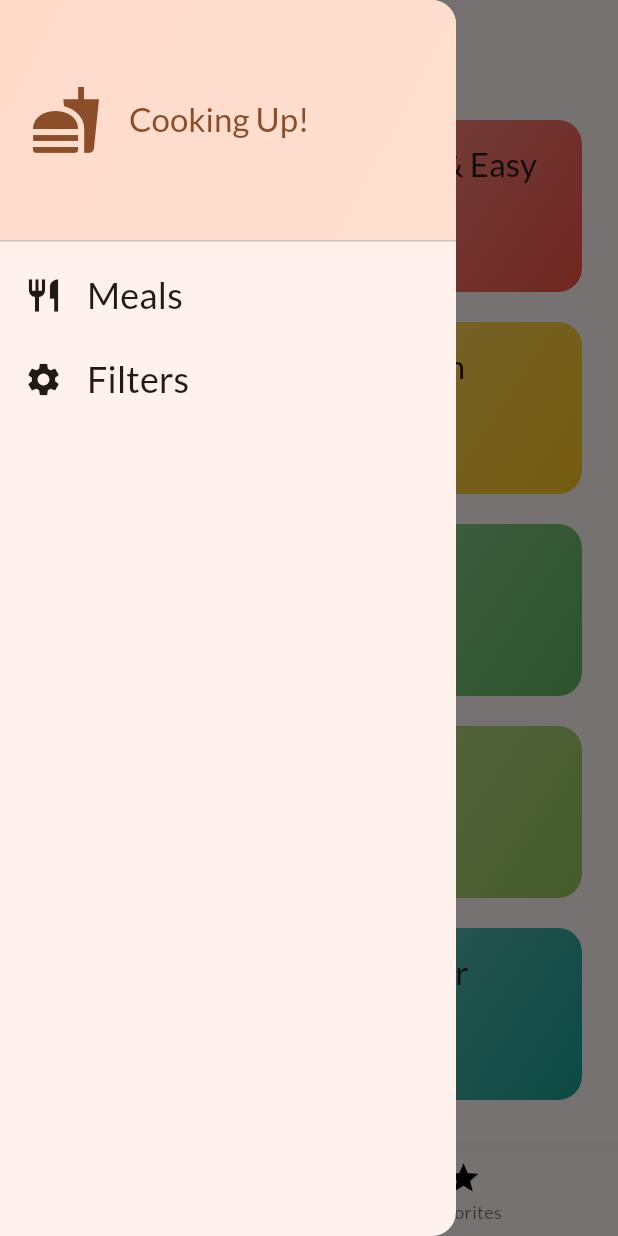
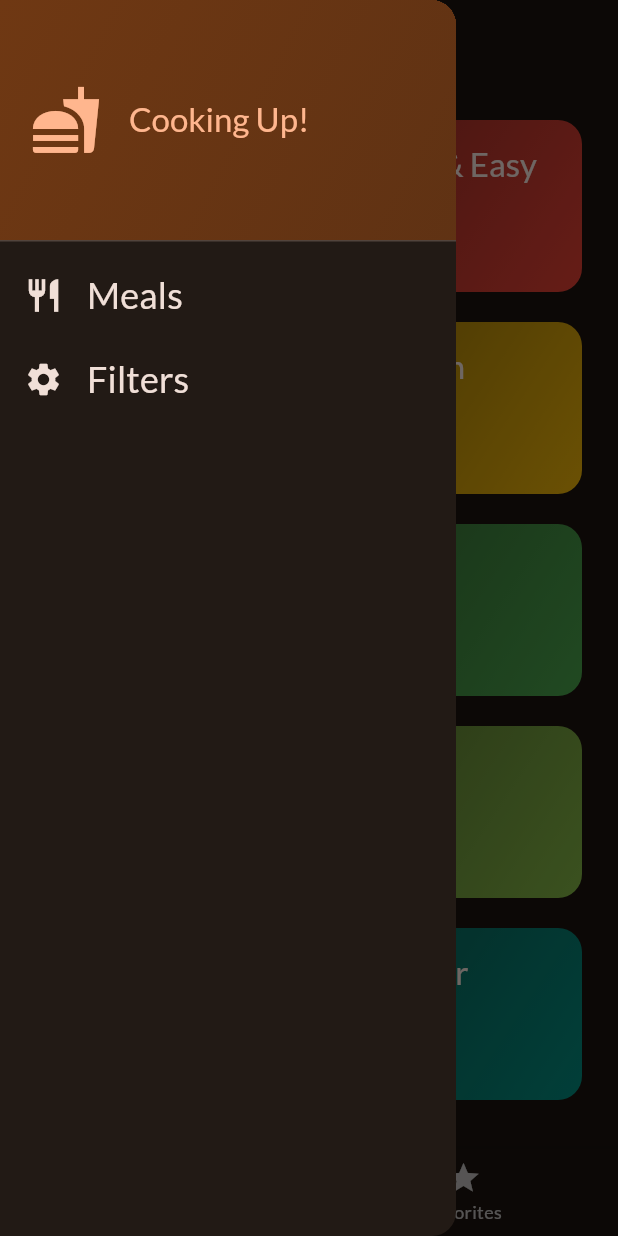
Before and after one commit to UtkarshMishra-git/meals-application, a Flutter app: the screen it shows after launch, with the side drawer open, on a phone screen of 412 x 824 dp. Run offline on Flutter 3.47's test engine with Material 3 defaults, Android fonts, the phone set to English and light mode, and no system bars; our stand-ins replace flutter_riverpod, google_fonts, transparent_image.

```diff
--- a/lib/main.dart
+++ b/lib/main.dart
@@ -1,14 +1,12 @@
 import 'package:flutter/material.dart';
 import 'package:flutter_riverpod/flutter_riverpod.dart';
 import 'package:google_fonts/google_fonts.dart';
-import 'package:meals/data/dummy_data.dart';
-import 'package:meals/screens/categories.dart';
-import 'package:meals/screens/meals.dart';
 import 'package:meals/screens/tabs.dart';
 
 final theme = ThemeData(
   useMaterial3: true,
-  colorScheme: ColorScheme.fromSeed(seedColor: Color.fromARGB(255, 131, 57, 0)),
+  colorScheme: ColorScheme.fromSeed(
+      brightness: Brightness.dark, seedColor: Color.fromARGB(255, 131, 57, 0)),
   textTheme: GoogleFonts.latoTextTheme(),
 );
 void main() {
@@ -27,7 +25,7 @@ class App extends StatelessWidget {
     return MaterialApp(
       // title: 'Flutter Demo',
       theme: theme,
-      home: TabsScreen(),
+      home: const TabsScreen(),
     );
   }
 }
--- a/lib/models/category.dart
+++ b/lib/models/category.dart
@@ -4,7 +4,7 @@ class Category {
   const Category({
     required this.id,
     required this.title,
-    this.color = Colors.amber,
+    this.color = Colors.orange,
   });
 
   final String id;
--- a/lib/providers/filters_provider.dart
+++ b/lib/providers/filters_provider.dart
@@ -17,9 +17,7 @@ class FiltersNotifier extends StateNotifier<Map<Filter, bool>> {
 
   void setFilter(Filter filter, bool isActive) {
     //state[filter]=isActive;//not allowed!=>mutating state
-    state = {
-      ...state,
-    };
+    state = {...state, filter: isActive};
   }
 }
 
@@ -32,10 +30,18 @@ final filteredMealsProvider = Provider((ref) {
   final meals = ref.watch(mealsProvider);
   final activeFilters = ref.watch(filtersProvider);
   return meals.where((meal) {
-    if (activeFilters[Filter.glutenFree]! && !meal.isGlutenFree) return false;
-    if (activeFilters[Filter.lactoseFree]! && !meal.isLactoseFree) return false;
-    if (activeFilters[Filter.vegetarian]! && !meal.isVegetarian) return false;
-    if (activeFilters[Filter.vegan]! && !meal.isVegan) return false;
+    if (activeFilters[Filter.glutenFree]! && !meal.isGlutenFree) {
+      return false;
+    }
+    if (activeFilters[Filter.lactoseFree]! && !meal.isLactoseFree) {
+      return false;
+    }
+    if (activeFilters[Filter.vegetarian]! && !meal.isVegetarian) {
+      return false;
+    }
+    if (activeFilters[Filter.vegan]! && !meal.isVegan) {
+      return false;
+    }
     return true;
   }).toList();
 });
--- a/lib/screens/categories.dart
+++ b/lib/screens/categories.dart
@@ -28,6 +28,12 @@ class _CategoriesScreenState extends State<CategoriesScreen>
       upperBound: 1,
     );
     _animationController.forward();
+  }
+
+  @override
+  void dispose() {
+    _animationController.dispose();
+    super.dispose();
   }
 
   void _selectCategory(BuildContext context, Category category) {
@@ -66,10 +72,26 @@ class _CategoriesScreenState extends State<CategoriesScreen>
             )
         ],
       ),
-      builder: (context, child) => Padding(
-        padding: EdgeInsets.only(top: 100 - _animationController.value * 100),
+      builder: (context, child) => SlideTransition(
+        position: Tween(begin: Offset(0, 0.3), end: Offset(0, 0)).animate(
+            CurvedAnimation(
+                parent: _animationController, curve: Curves.easeInOut)),
+
+        //  Method 2:
+        // _animationController.drive(
+        //   Tween(
+        //     begin: Offset(0, 0.3),
+        //     end: Offset(0,0) //ends on actual positon of grid view
+        //   )
+        // )
         child: child,
       ),
+
+      //Method 3
+      // Padding(
+      //   padding: EdgeInsets.only(top: 100 - _animationController.value * 100),
+      //   child: child,
+      // ),
     );
   }
 }
--- a/lib/screens/filters.dart
+++ b/lib/screens/filters.dart
@@ -1,6 +1,7 @@
 import 'package:flutter/material.dart';
 import 'package:flutter_riverpod/flutter_riverpod.dart';
 import 'package:meals/providers/filters_provider.dart';
+import 'package:meals/screens/tabs.dart';
 
 class FiltersScreen extends ConsumerWidget {
   const FiltersScreen({
@@ -12,7 +13,7 @@ class FiltersScreen extends ConsumerWidget {
     final activeFilters = ref.watch(filtersProvider);
     return Scaffold(
       appBar: AppBar(
-        // leading: BackButton(),
+        // leading: BackButton(onPressed: () => Navigator.of(context).pop()),
         title: const Text('Your Filters'),
       ),
       body: Column(
--- a/lib/screens/meals.dart
+++ b/lib/screens/meals.dart
@@ -18,7 +18,7 @@ class MealsScreen extends StatelessWidget {
   Widget build(BuildContext context) {
     Widget content = ListView.builder(
         itemCount: meals.length,
-        itemBuilder: (crx, index) => MealItem(
+        itemBuilder: (ctx, index) => MealItem(
               meal: meals[index],
               onSelectMeal: (meal) {
                 selectMeal(context, meal);
--- a/lib/screens/tabs.dart
+++ b/lib/screens/tabs.dart
@@ -2,7 +2,6 @@ import 'package:flutter/material.dart';
 import 'package:flutter_riverpod/flutter_riverpod.dart';
 import 'package:meals/providers/favorites_provider.dart';
 import 'package:meals/providers/filters_provider.dart';
-import 'package:meals/providers/meals_provider.dart';
 import 'package:meals/screens/categories.dart';
 import 'package:meals/screens/filters.dart';
 import 'package:meals/screens/meals.dart';
@@ -38,7 +37,7 @@ class _TabsScreenState extends ConsumerState<TabsScreen> {
     if (identifier == 'filters') {
       Navigator.of(context).pop();
       await Navigator.of(context).push<Map<Filter, bool>>(
-        MaterialPageRoute(builder: (ctx) => FiltersScreen()),
+        MaterialPageRoute(builder: (ctx) => const FiltersScreen()),
       );
     }
   }
@@ -72,13 +71,11 @@ class _TabsScreenState extends ConsumerState<TabsScreen> {
           BottomNavigationBarItem(
               icon: Icon(
                 Icons.set_meal,
-                color: Colors.black,
               ),
               label: 'Categories'),
           BottomNavigationBarItem(
               icon: Icon(
                 Icons.star,
-                color: Colors.black,
               ),
               label: 'Favorites'),
         ],
--- a/lib/widgets/main_drawer.dart
+++ b/lib/widgets/main_drawer.dart
@@ -1,8 +1,8 @@
 import 'package:flutter/material.dart';
-import 'package:meals/main.dart';
 
 class MainDrawer extends StatelessWidget {
   const MainDrawer({super.key, required this.onSelectScreen});
+
   final void Function(String identifier) onSelectScreen;
 
   @override
@@ -11,6 +11,20 @@ class MainDrawer extends StatelessWidget {
       child: Column(
         children: [
           DrawerHeader(
+            padding: const EdgeInsets.all(20),
+            decoration: BoxDecoration(
+              gradient: LinearGradient(
+                colors: [
+                  Theme.of(context).colorScheme.primaryContainer,
+                  Theme.of(context)
+                      .colorScheme
+                      .primaryContainer
+                      .withOpacity(0.8),
+                ],
+                begin: Alignment.topLeft,
+                end: Alignment.bottomRight,
+              ),
+            ),
             child: Row(
               children: [
                 Icon(
@@ -18,24 +32,15 @@ class MainDrawer extends StatelessWidget {
                   size: 48,
                   color: Theme.of(context).colorScheme.primary,
                 ),
-                const SizedBox(
-                  width: 18,
-                ),
+                const SizedBox(width: 18),
                 Text(
                   'Cooking Up!',
-                  style: Theme.of(context)
-                      .textTheme
-                      .titleLarge!
-                      .copyWith(color: Theme.of(context).colorScheme.primary),
+                  style: Theme.of(context).textTheme.titleLarge!.copyWith(
+                        color: Theme.of(context).colorScheme.primary,
+                      ),
                 ),
               ],
             ),
-            padding: EdgeInsets.all(20),
-            decoration: BoxDecoration(
-                gradient: LinearGradient(colors: [
-              Theme.of(context).colorScheme.primaryContainer,
-              Theme.of(context).colorScheme.primaryContainer.withOpacity(0.8)
-            ], begin: Alignment.topLeft, end: Alignment.bottomRight)),
           ),
           ListTile(
             leading: Icon(
@@ -46,8 +51,9 @@ class MainDrawer extends StatelessWidget {
             title: Text(
               'Meals',
               style: Theme.of(context).textTheme.titleSmall!.copyWith(
-                  color: Theme.of(context).colorScheme.onBackground,
-                  fontSize: 24),
+                    color: Theme.of(context).colorScheme.onBackground,
+                    fontSize: 24,
+                  ),
             ),
             onTap: () {
               onSelectScreen('meals');
@@ -62,8 +68,9 @@ class MainDrawer extends StatelessWidget {
             title: Text(
               'Filters',
               style: Theme.of(context).textTheme.titleSmall!.copyWith(
-                  color: Theme.of(context).colorScheme.onBackground,
-                  fontSize: 24),
+                    color: Theme.of(context).colorScheme.onBackground,
+                    fontSize: 24,
+                  ),
             ),
             onTap: () {
               onSelectScreen('filters');
```
Also changed, not shown: lib/screens/meal_details.dart (+21 -6 lines), lib/widgets/meal_item.dart (+14 -8 lines).
